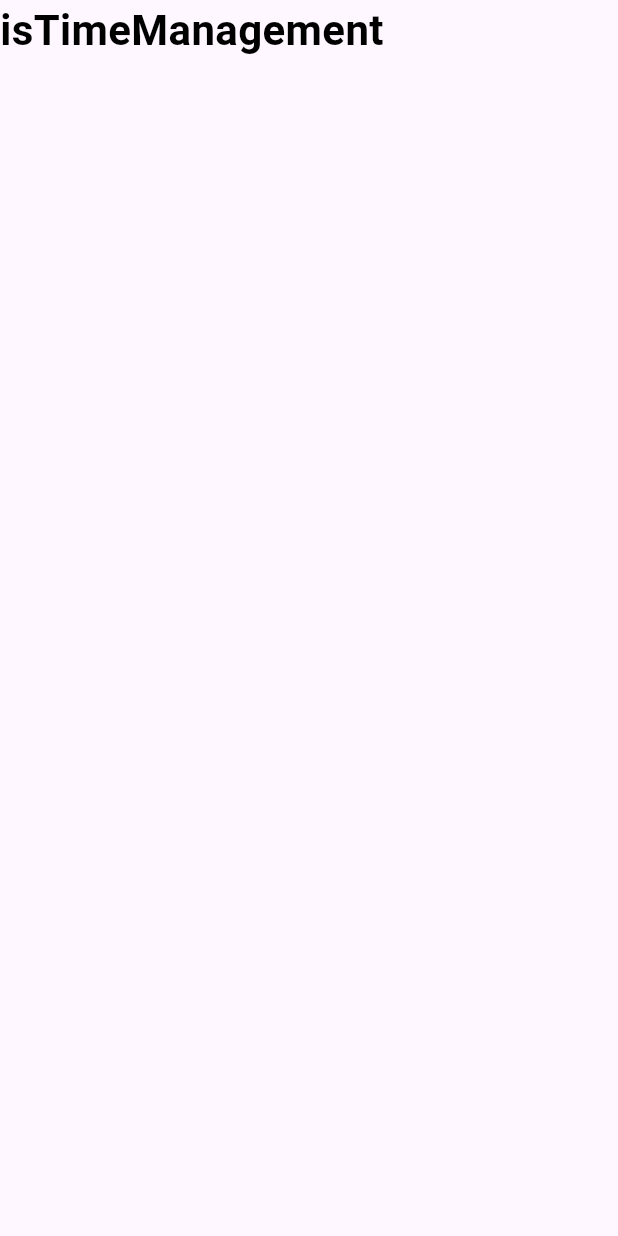
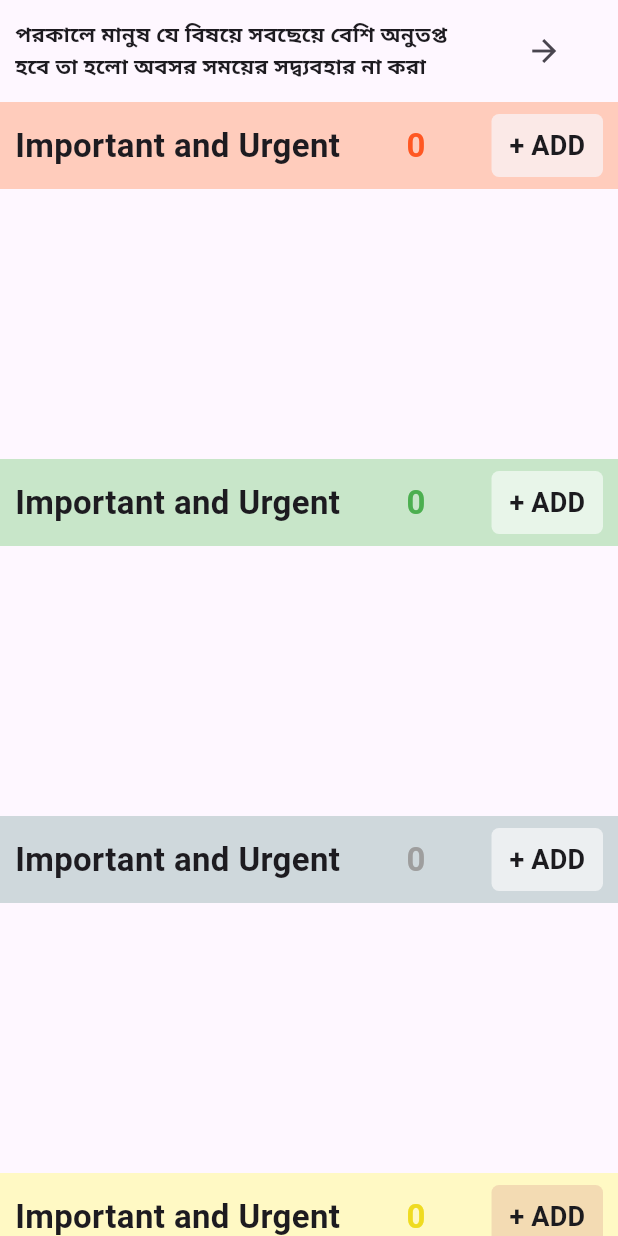
Before and after one commit to Mustack-Rabbi/isTimeManagement, a Flutter app: the screen it shows after launch, on a phone screen of 412 x 824 dp. Run offline on Flutter 3.47's test engine with Material 3 defaults, Android fonts, the phone set to English and light mode, and no system bars; our stand-ins replace animated_text_kit, lottie.

Commit message:
home screen work is done

```diff
--- a/lib/Screens/home_screen/body.dart
+++ b/lib/Screens/home_screen/body.dart
@@ -1,17 +1,199 @@
 import 'package:flutter/material.dart';
+import 'package:is_time_management/Screens/utils/all_list.dart';
 import 'package:is_time_management/helpers/constants/constants.dart';
 
-class Body extends StatelessWidget {
+import '../widgets/list_box.dart';
+
+class Body extends StatefulWidget {
   const Body({super.key});
 
   @override
-  Widget build(BuildContext context) {
-    return Column(
-      children: [
-      Text("isTimeManagement", style: kHeadingTextStyle),
+  State<Body> createState() => _BodyState();
+}
+
+class _BodyState extends State<Body> {
+
+  AllList allList=AllList();
+   late TextEditingController textEditingController;
 
 
-      ],
+  void updateList(int boxnumber, String value){
+
+      if(boxnumber==1){
+        setState(() {
+          allList.list1.add(value);
+        });
+
+      }else if(boxnumber==2){
+        setState(() {
+          allList.list2.add(value);
+        });
+      }
+      else if(boxnumber==3){
+        setState(() {
+          allList.list3.add(value);
+        });
+      }else{
+        setState(() {
+          allList.list4.add(value);
+        });
+      }
+  }
+
+  void removeList(int boxnumber,int index){
+    if(boxnumber==1){
+      setState(() {
+        allList.list1.removeAt(index);
+      });
+
+    }else if(boxnumber==2){
+      setState(() {
+        allList.list2.removeAt(index);
+      });
+    }
+    else if(boxnumber==3){
+      setState(() {
+        allList.list3.removeAt(index);
+      });
+    }else{
+      setState(() {
+        allList.list4.removeAt(index);
+      });
+    }
+  }
+
+ void ShowDialogFunction(BuildContext context, int boxnumber){
+
+    showDialog(
+        context: context,
+        builder: (context) {
+          return AlertDialog(
+            title: Text("Add Item"),
+            content: TextField(
+              controller: textEditingController,
+              decoration: InputDecoration(
+                hintText: "Enter anything",
+
+              ),
+
+            ),
+          actions: [
+
+            TextButton(
+                onPressed: (){
+                  Navigator.of(context).pop();
+                },
+                child: Text("cancel")
+            ),
+
+            TextButton(
+                onPressed: (){
+                  if(textEditingController.text.isNotEmpty){
+                    updateList(boxnumber,
+                        textEditingController.text
+                    );
+                    Navigator.of(context).pop();
+                    textEditingController.clear();
+                  }
+
+                },
+                child: Text("Add")
+            ),
+
+
+
+          ],
+          );
+        },
+    );
+ }
+
+
+
+ @override
+  void initState() {
+
+    super.initState();
+    textEditingController=TextEditingController();
+  }
+
+  @override
+  Widget build(BuildContext context) {
+    return  SafeArea(
+      child: CustomScrollView(
+        slivers: [
+          //top motivation bar
+          SliverToBoxAdapter(
+
+            child:Container(
+              padding: EdgeInsets.all(10),
+              child: Row(
+                children: [
+                  Expanded(
+                    flex: 8,
+                      child: Text("পরকালে মানুষ যে বিষয়ে সবছেয়ে বেশি অনুতপ্ত হবে"
+                          " তা হলো অবসর সময়ের সদ্ব্যবহার না করা",
+                      style: TextStyle(
+                        fontWeight: FontWeight.bold
+                      ),
+                      ),
+                  ),
+                  Expanded(
+                    flex: 2,
+                      child: IconButton(
+                        onPressed: (){},
+                        icon: Icon(Icons.arrow_forward),
+                      ))
+                ],
+              ),
+            ),
+          ),
+
+          Listbox(
+            removeList: removeList,
+            boxnumber: 1,
+            list: allList.list1,
+            showdialog: ShowDialogFunction,
+            bartext: "Important and Urgent",
+            barcolor: Color(0xffFFCCBC),
+            countcolor: Color(0xffFF5722),
+            buttonbacground: Color(0xffFBE9E7),
+          ),
+
+          Listbox(
+            removeList: removeList,
+            boxnumber: 2,
+            list: allList.list2,
+            showdialog: ShowDialogFunction,
+            bartext: "Important and Urgent",
+            barcolor: Color(0xffC8E6C9),
+            countcolor: Color(0xff4CAF50),
+            buttonbacground: Color(0xffE8F5E9),
+          ),
+
+          Listbox(
+            removeList: removeList,
+            list: allList.list3,
+            boxnumber: 3,
+            showdialog: ShowDialogFunction,
+            bartext: "Important and Urgent",
+            barcolor: Color(0xffCFD8DC),
+            countcolor: Color(0xff9E9E9E),
+            buttonbacground: Color(0xffECEFF1),
+          ),
+          //
+          Listbox(
+            removeList: removeList,
+            list: allList.list4,
+            boxnumber: 4,
+            showdialog: ShowDialogFunction,
+            bartext: "Important and Urgent",
+            barcolor: Color(0xffFFF9C4),
+            countcolor: Color(0xffefdb21),
+            buttonbacground: Color(0xfff3dbb3),
+          ),
+        ],
+      ),
     );
   }
 }
--- /dev/null
+++ b/lib/Screens/utils/all_list.dart
@@ -0,0 +1,18 @@
+
+
+class AllList{
+
+  List<String> list1=[];
+  List<String> list2=[];
+  List<String> list3=[];
+  List <String> list4=[];
+
+
+  void Addlist({ List<String>? list1,List<String>? list2,List<String>? list3,List<String>? list4 }){
+    this.list1=list1??this.list1;
+    this.list2=list2??this.list2;
+    this.list3=list3??this.list3;
+    this.list4=list4??this.list4;
+  }
+
+}
--- a/lib/helpers/constants/constants.dart
+++ b/lib/helpers/constants/constants.dart
@@ -27,3 +27,8 @@ final kTitleTextstyle = TextStyle(
   color: kHeaderColor.withOpacity(0.84),
   fontWeight: FontWeight.w400,
 );
+
+final kTextstyle=TextStyle(
+    fontWeight: FontWeight.bold,
+    fontSize: 22
+);
```
Also changed, not shown: lib/Screens/widgets/list_box.dart (added, +108 -0 lines).
